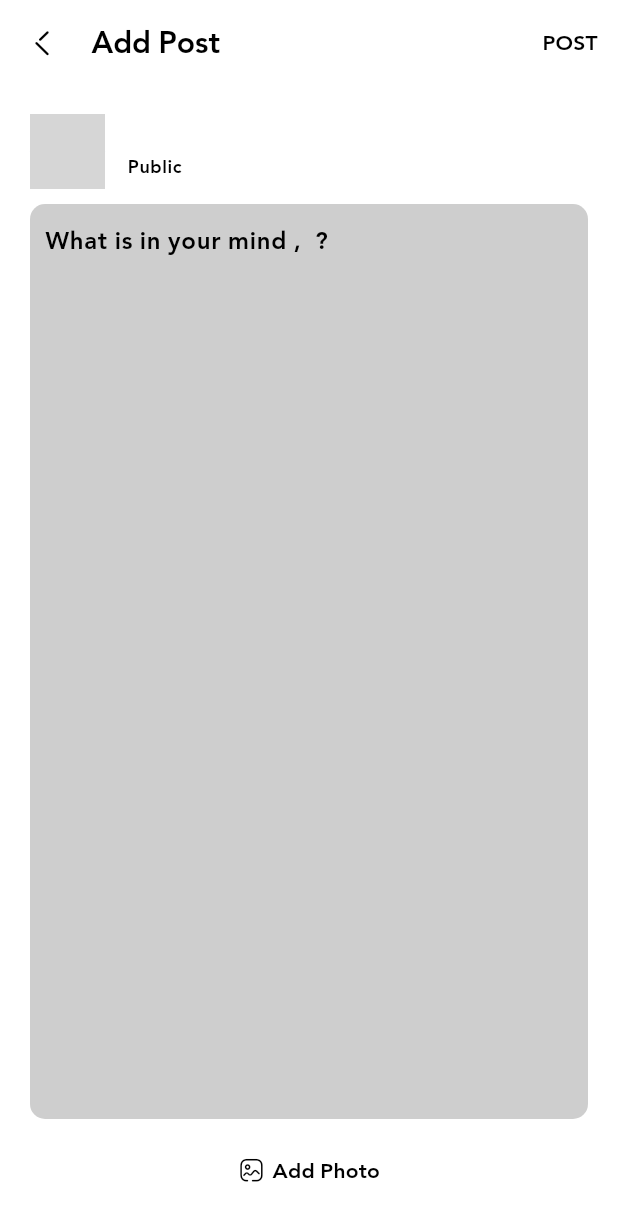
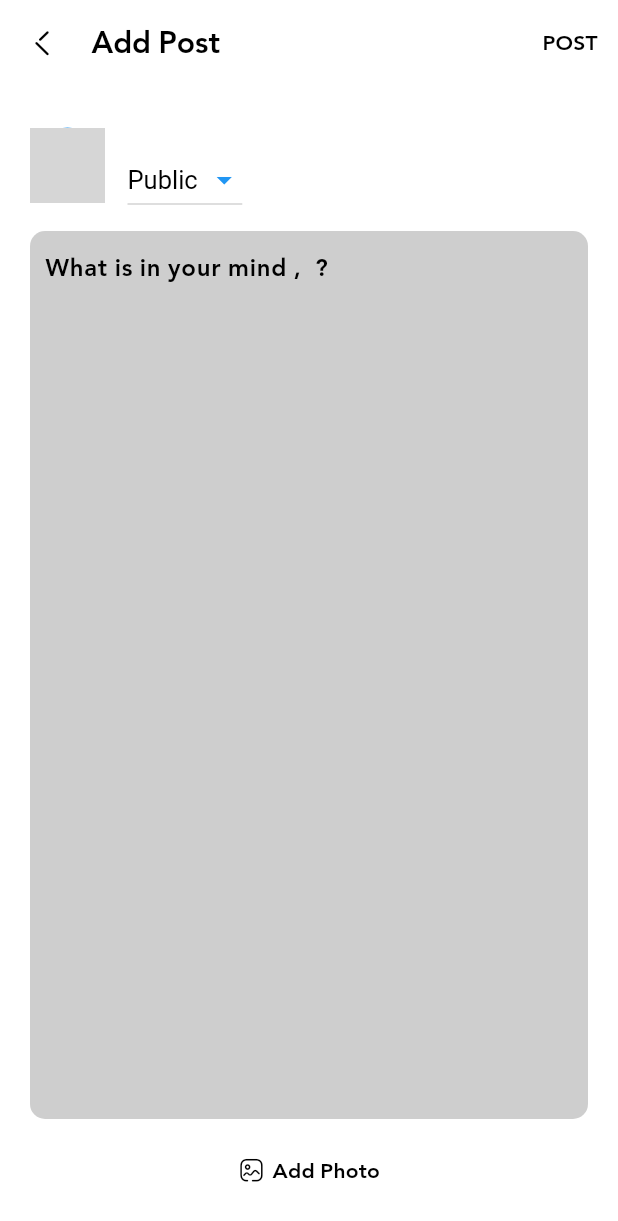
Before and after one commit to AhmedGSonbol/Social_App, a Flutter app: the New_Post_Screen screen opened directly, on a phone screen of 412 x 824 dp. Shown: the top 1221 px of the screen. Run offline on Flutter 3.47's test engine with Material 2 defaults, Android fonts, the phone set to English and light mode, and no system bars; our stand-ins replace awesome_dialog, bloc, cached_network_image, cloud_firestore, dio, firebase_auth and 11 more; missing offline and left inert: contactus; accounts and stored records are empty; network calls fail; statements that could not run were skipped; grey boxes are pictures that could not be loaded.

Commit message:
finish choose post type public or private , finish get users who i chat with , edit app white/dark style

```diff
--- a/lib/Models/post_Model.dart
+++ b/lib/Models/post_Model.dart
@@ -10,6 +10,7 @@ class Post_Model
   int? likes;
   bool? isLiked;
   int? commentsCount;
+  String? type;
 
 
 
@@ -23,7 +24,8 @@ class Post_Model
     this.postId,
     this.likes,
     this.isLiked,
-    this.commentsCount
+    this.commentsCount,
+    this.type,
   });
 
   Post_Model.fromJson(Map<String,dynamic> json)
@@ -35,10 +37,10 @@ class Post_Model
     text = json['text'];
     postImage = json['postImage'];
     postId = json['postId'];
-
     likes = json['likes'];
     isLiked = json['isLiked'];
     commentsCount = json['commentsCount'];
+    type = json['type'];
 
   }
 
@@ -75,6 +77,9 @@ class Post_Model
       if(commentsCount != null)
         'commentsCount':commentsCount,
 
+      if(type != null)
+        'type':type,
+
     };
   }
 }
--- a/lib/Modules/edit_profile/edit_profile_screen.dart
+++ b/lib/Modules/edit_profile/edit_profile_screen.dart
@@ -56,6 +56,7 @@ class Edit_profile_screen extends StatelessWidget {
         return Directionality(
           textDirection: lang.isEn ? TextDirection.ltr : TextDirection.rtl,
           child: Scaffold(
+
             appBar: defaultAppBar(
                 context: context,
                 title: Text(lang.editProfile()),
--- a/lib/Modules/new_post/new_Post_Screen.dart
+++ b/lib/Modules/new_post/new_Post_Screen.dart
@@ -47,11 +47,12 @@ class New_Post_Screen extends StatelessWidget
 
         AppLang lang = AppLang(context);
 
-        User_Model userModer = cubit.user_model!;
+        User_Model userModer = cubit.user_model ?? User_Model();
 
         return Directionality(
           textDirection: lang.isEn ? TextDirection.ltr : TextDirection.rtl,
           child: Scaffold(
+
             appBar: defaultAppBar(
                 context: context,
                 title: Text(postModel == null ? lang.addPost() : lang.editPostTitle()),
@@ -126,7 +127,7 @@ class New_Post_Screen extends StatelessWidget
                   if(state is AppCreatePostLoadingState || state is AppUpdatePostLoadingState)
                     LinearProgressIndicator(),
 
-                  if(state is AppCreatePostLoadingState)
+                  if(state is AppCreatePostLoadingState || state is AppUpdatePostLoadingState)
                     SizedBox(height: 10.0,),
 
                   //User Card
@@ -135,7 +136,7 @@ class New_Post_Screen extends StatelessWidget
                     [
                       CircleAvatar(
                         radius: 25.0,
-                        backgroundImage: NetworkImage('${userModer.image!.replaceAll('"', '')}'),
+                        backgroundImage: NetworkImage('${userModer.image?.replaceAll('"', '')}'),
                       ),
                       SizedBox(
                         width: 15.0,
@@ -156,11 +157,29 @@ class New_Post_Screen extends StatelessWidget
 
                               ],
                             ),
-                            Text(lang.publicPost(),
-                                style: Theme.of(context).textTheme.bodySmall!.copyWith(
-                                    height: 1.4
-                                )
-                            )
+                            DropdownButton(
+                              value:  cubit.postType ,
+                              onChanged: (val)
+                              {
+                                cubit.changePostType();
+                              },
+                              items:
+                              [
+                                DropdownMenuItem(child: Text(lang.publicPost()),value: 'public',),
+                                DropdownMenuItem(child: Text(lang.privatePost()) , value: 'private',),
+                              ],
+                              style: TextStyle(fontSize: 17.0,color: fontColor(context)),
+                              dropdownColor: cubit.isDarkMode ? darkColor : Colors.white,
+                              iconEnabledColor: defaultColor,
+                              borderRadius: BorderRadius.circular(15.0),
+
+
+                            ),
+                            // Text(lang.publicPost(),
+                            //     style: Theme.of(context).textTheme.bodySmall!.copyWith(
+                            //         height: 1.4
+                            //     )
+                            // )
                           ],
                         ),
                       ),
--- a/lib/Modules/search/search_Screen.dart
+++ b/lib/Modules/search/search_Screen.dart
@@ -28,6 +28,7 @@ class SearchScreen extends StatelessWidget
         return Directionality(
           textDirection: lang.isEn ? TextDirection.ltr : TextDirection.rtl,
           child: Scaffold(
+
             appBar: AppBar(
               title: Text(lang.search()),
             ),
--- a/lib/Modules/settings/settings_Screen.dart
+++ b/lib/Modules/settings/settings_Screen.dart
@@ -47,6 +47,7 @@ class Settings_Screen extends StatelessWidget
           Directionality(
             textDirection: lang.isEn ? TextDirection.ltr : TextDirection.rtl,
             child: Scaffold(
+
               appBar: defaultAppBar(context: context),
               body: SingleChildScrollView(
                 child: Padding(
--- a/lib/Modules/users/users_Screen.dart
+++ b/lib/Modules/users/users_Screen.dart
@@ -9,7 +9,8 @@ import 'package:social_app/Shared/Styles/appLanguage.dart';
 import 'package:social_app/Shared/cubit/cubit.dart';
 import 'package:social_app/Shared/cubit/states.dart';
 
-class UsersScreen extends StatelessWidget {
+class UsersScreen extends StatelessWidget
+{
   const UsersScreen({Key? key}) : super(key: key);
 
   @override
@@ -29,7 +30,8 @@ class UsersScreen extends StatelessWidget {
             physics: BouncingScrollPhysics(),
             itemBuilder: (context, index) => buildUserItem(AppCubit.get(context).users[index],context,lang),
             separatorBuilder: (context, index) => myDivider(),
-            itemCount: AppCubit.get(context).users.length
+            itemCount: AppCubit.get(context).users.length,
+          padding: const EdgeInsets.symmetric(vertical: 5.0),
         )
             :
         Center(child: CircularProgressIndicator())
--- a/lib/Modules/view_User_Profile/view_User_Profile_Screen.dart
+++ b/lib/Modules/view_User_Profile/view_User_Profile_Screen.dart
@@ -34,6 +34,7 @@ class View_User_Profile_Screen extends StatelessWidget
         return Directionality(
           textDirection: lang.isEn ? TextDirection.ltr : TextDirection.rtl,
           child: Scaffold(
+            backgroundColor: AppCubit.get(context).isDarkMode ? darkColor :  Color.fromRGBO(240, 240, 240, 1),
             appBar:defaultAppBar(context: context,title: Text(userModel.name!)),
             body: ProfileScreen(userModel: userModel,),
             floatingActionButton: FloatingActionButton(
--- a/lib/Shared/Network/Remote/dio_Helper.dart
+++ b/lib/Shared/Network/Remote/dio_Helper.dart
@@ -22,8 +22,8 @@ class DioHelper {
     required Map<String, dynamic> data,
   }) async
   {
-    print('mmmmmmmmmmmmmmmmmmmmmmmmmmmmmmmmmmmmmmmmmmmmmmmmmmmmmmmm');
-    print(data);
+    // print('mmmmmmmmmmmmmmmmmmmmmmmmmmmmmmmmmmmmmmmmmmmmmmmmmmmmmmmm');
+    // print(data);
     return await dio.post(
       '',
       data: data
--- a/lib/Shared/Styles/appLanguage.dart
+++ b/lib/Shared/Styles/appLanguage.dart
@@ -95,6 +95,11 @@ class AppLang
   String publicPost()
   {
     return isEn ? 'Public' : 'عام';
+  }
+
+  String privatePost()
+  {
+    return isEn ? 'Private' : 'خاص';
   }
 
    String noPosts()
@@ -409,6 +414,11 @@ class AppLang
     return isEn ? 'The post has been successfully deleted !' : 'تم حذف المنشور بنجاح !';
   }
 
+  String noChats()
+  {
+    return isEn ? 'There is no chats yet !' : 'لا يوجد محادثات !';
+  }
+
 
 
 
--- a/lib/Shared/Styles/colors.dart
+++ b/lib/Shared/Styles/colors.dart
@@ -18,3 +18,15 @@ Color fontColor(context)
     return Colors.black;
   }
 }
+
+Color backgroundColor(context)
+{
+  if(AppCubit.get(context).isDarkMode)
+  {
+    return darkColor;
+  }
+  else
+  {
+    return Colors.white;
+  }
+}
--- a/lib/Shared/Styles/themes.dart
+++ b/lib/Shared/Styles/themes.dart
@@ -70,14 +70,7 @@ ThemeData darkTheme = ThemeData(
 
   fontFamily: 'Jannah',
 
-  cardTheme: CardTheme(
-    color: Colors.grey.withOpacity(0.2),
-    elevation: 0.0,
-    // shadowColor: Colors.grey,
-    surfaceTintColor: Colors.transparent
 
-
-  ),
 
   useMaterial3: true,
 
@@ -92,8 +85,17 @@ ThemeData darkTheme = ThemeData(
   popupMenuTheme: PopupMenuThemeData(
     color: Colors.grey,
 
-  )
+  ),
 
+
+  cardTheme: CardTheme(
+      color: Colors.grey.withOpacity(0.2),
+      elevation: 0.0,
+      // shadowColor: Colors.grey,
+      surfaceTintColor: Colors.transparent
+
+
+  ),
 
 
 
@@ -102,8 +104,10 @@ ThemeData darkTheme = ThemeData(
 
 
 ThemeData lightTheme = ThemeData(
+
   primarySwatch: defaultColor,
   colorScheme: ColorScheme.fromSwatch(),
+  // scaffoldBackgroundColor: Color.fromRGBO(240, 240, 240, 1),
   scaffoldBackgroundColor: Colors.white,
   appBarTheme: const AppBarTheme(
     //Control Status bar
@@ -122,19 +126,26 @@ ThemeData lightTheme = ThemeData(
         fontWeight: FontWeight.bold,
       ),
       iconTheme: IconThemeData(color: Colors.black)),
+
   bottomNavigationBarTheme: BottomNavigationBarThemeData(
       type: BottomNavigationBarType.fixed,
       selectedItemColor: defaultColor,
       selectedLabelStyle:
       TextStyle(color: Colors.orange, fontSize: 15.0),
       elevation: 20.0,
-    backgroundColor: Colors.white54
+    backgroundColor: Colors.white
   ),
 
   cardTheme: CardTheme(
-      color: Colors.grey.withOpacity(0.1),
+    shape: RoundedRectangleBorder(
+      borderRadius: BorderRadius.circular(8),
+    ),
+    clipBehavior: Clip.antiAliasWithSaveLayer,
 
-      shadowColor:  Colors.grey.withOpacity(0.1),
+      color: Colors.white,
+      elevation: 20.0,
+
+      shadowColor:  Colors.grey.withOpacity(0.5),
 
       surfaceTintColor: Colors.transparent,
 
@@ -148,6 +159,13 @@ ThemeData lightTheme = ThemeData(
         color: Colors.black,
       height: 1.3
     ),
+    bodySmall: TextStyle(
+        fontSize: 13.0,
+        fontWeight: FontWeight.w600,
+        color: Colors.grey,
+        height: 1.3
+    ),
+
 
   ),
   fontFamily: 'Jannah',
--- a/lib/Shared/cubit/states.dart
+++ b/lib/Shared/cubit/states.dart
@@ -181,4 +181,6 @@ class AppInternetConnectionFaildState extends AppStates{}
 
 class AppChangeAppLangState extends AppStates{}
 
+class AppChangePostTypeState extends AppStates{}
+
 class AppChangeAppModeState extends AppStates{}
```
Also changed, not shown: lib/Modules/chat_Details/chat_Details_Screen.dart (+8 -25 lines), lib/Modules/chats/chat_Screen.dart (+8 -3 lines), lib/Modules/feeds/feeds_Screen.dart (+4 -5 lines), lib/Modules/home/home_Screen.dart (+5 -3 lines), lib/Modules/profile/profile_Screen.dart (+22 -6 lines), lib/Shared/Components/Components.dart (+67 -25 lines), lib/Shared/cubit/cubit.dart (+240 -105 lines).
